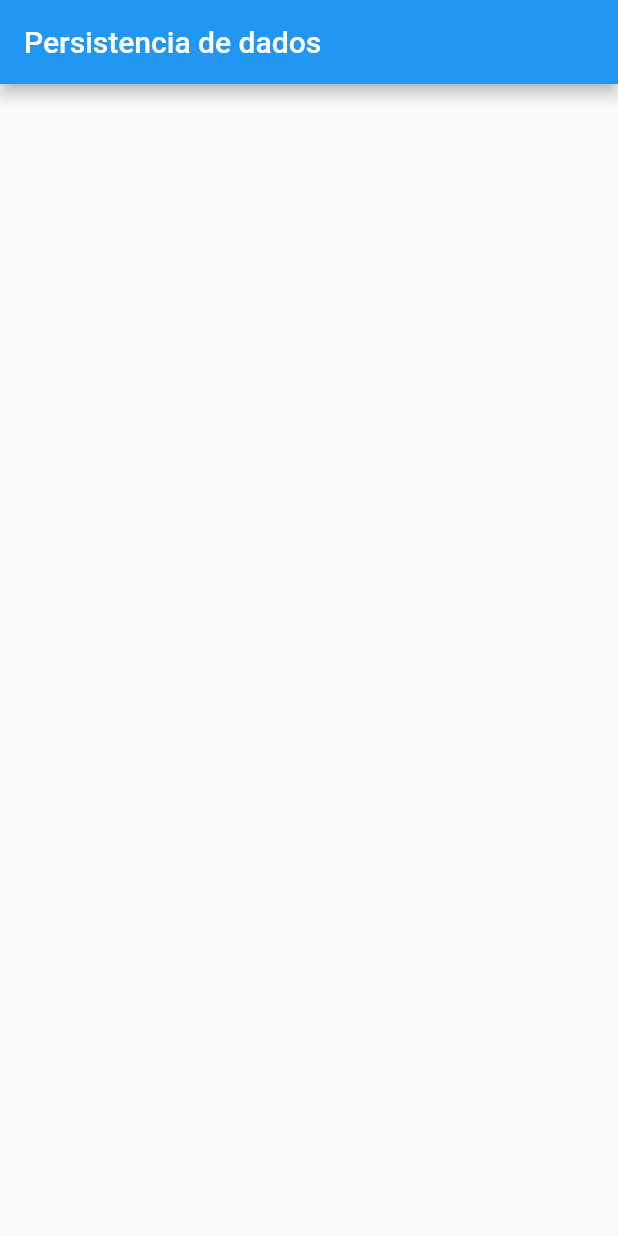
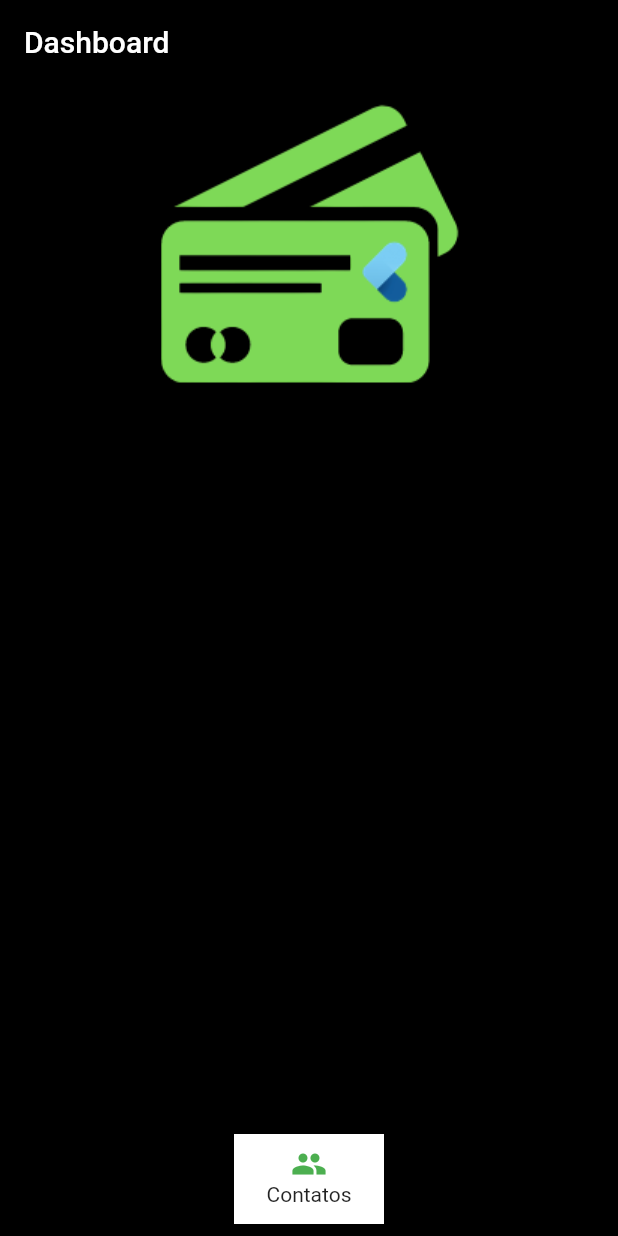
Before and after one commit to ggsant/persistencia-com-flutter, a Flutter app: the screen it shows after launch, on a phone screen of 412 x 824 dp. Run offline on Flutter 3.47's test engine with Material 2 defaults, Android fonts, the phone set to English and light mode, and no system bars; our stand-ins replace animated_bottom_navigation_bar, auto_size_text, flutter_signin_button, google_fonts, settings_ui; missing offline and left inert: awesome_card, circular_reveal_animation.

Commit message:
Ui implementada
Ui implementada

```diff
--- a/bytebank_alura/lib/main.dart
+++ b/bytebank_alura/lib/main.dart
@@ -1,4 +1,7 @@
 import 'package:flutter/material.dart';
+
+import 'screens/contatos.dart';
+import 'screens/dashboard.dart';
 
 void main() {
   runApp(MyApp());
@@ -14,27 +17,8 @@ class MyApp extends StatelessWidget {
         primarySwatch: Colors.blue,
         visualDensity: VisualDensity.adaptivePlatformDensity,
       ),
-      home: MyHomePage(title: 'Persistencia de dados'),
+      home: Dashboard(),
+      // home: Contatos(),
     );
   }
 }
-
-class MyHomePage extends StatefulWidget {
-  MyHomePage({Key key, this.title}) : super(key: key);
-
-  final String title;
-
-  @override
-  _MyHomePageState createState() => _MyHomePageState();
-}
-
-class _MyHomePageState extends State<MyHomePage> {
-  @override
-  Widget build(BuildContext context) {
-    return Scaffold(
-      appBar: AppBar(
-        title: Text(widget.title),
-      ),
-    );
-  }
-}
--- /dev/null
+++ b/bytebank_alura/lib/screens/dashboard.dart
@@ -0,0 +1,45 @@
+import 'package:bytebank_alura/screens/contatos.dart';
+import 'package:flutter/material.dart';
+
+class Dashboard extends StatelessWidget {
+  @override
+  Widget build(BuildContext context) {
+    return Scaffold(
+      backgroundColor: Colors.black,
+      appBar: AppBar(
+        title: Text('Dashboard'),
+        backgroundColor: Colors.black87,
+      ),
+      body: Padding(
+        padding: const EdgeInsets.all(8.0),
+        child: Column(
+          mainAxisAlignment: MainAxisAlignment.spaceBetween,
+          children: [
+            Center(child: Image.asset("assets/logo2.png")),
+            Material(
+              color: Colors.white,
+              child: InkWell(
+                // como se fosse um gesture detector do material design
+                onTap: () {
+                  Navigator.of(context).push(
+                      MaterialPageRoute(builder: (context) => Contatos()));
+                },
+                child: Container(
+                  height: 60,
+                  width: 100,
+                  padding: EdgeInsets.all(8.0),
+                  child: Column(
+                    children: [
+                      Icon(Icons.people, color: Colors.green),
+                      Text('Contatos')
+                    ],
+                  ),
+                ),
+              ),
+            )
+          ],
+        ),
+      ),
+    );
+  }
+}
--- a/bytebank_alura/pubspec.yaml
+++ b/bytebank_alura/pubspec.yaml
@@ -45,8 +45,8 @@ flutter:
   uses-material-design: true
 
   # To add assets to your application, add an assets section, like this:
-  # assets:
-  #   - images/a_dot_burr.jpeg
+  assets:
+    - assets/
   #   - images/a_dot_ham.jpeg
 
   # An image asset can refer to one or more resolution-specific "variants", see
```
Also changed, not shown: bytebank_alura/lib/models/contact.dart (added, +11 -0 lines), bytebank_alura/lib/screens/contatos.dart (added, +36 -0 lines), bytebank_alura/lib/screens/forms.dart (added, +81 -0 lines), bytebank_alura/assets/logo.png (added), bytebank_alura/assets/logo2.png (added), 1 other file.
